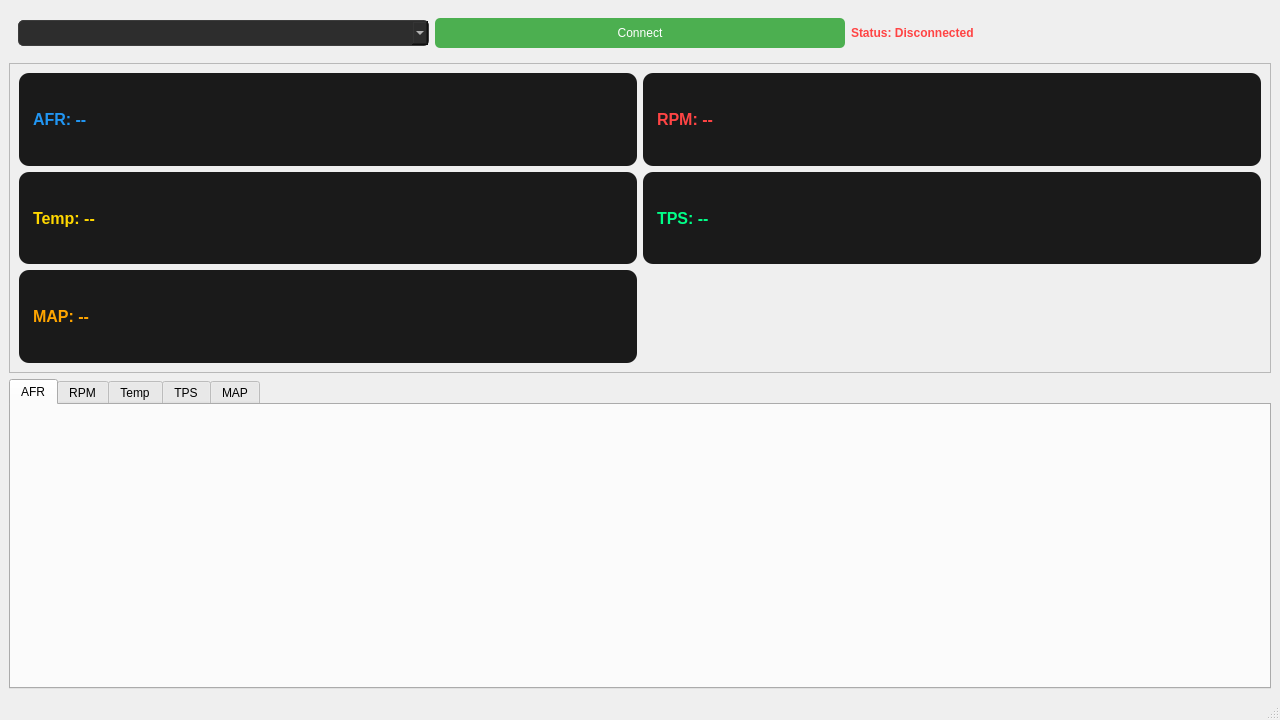
IdeaQru/guiqtc-, file mainwindow.ui: the form before one commit.
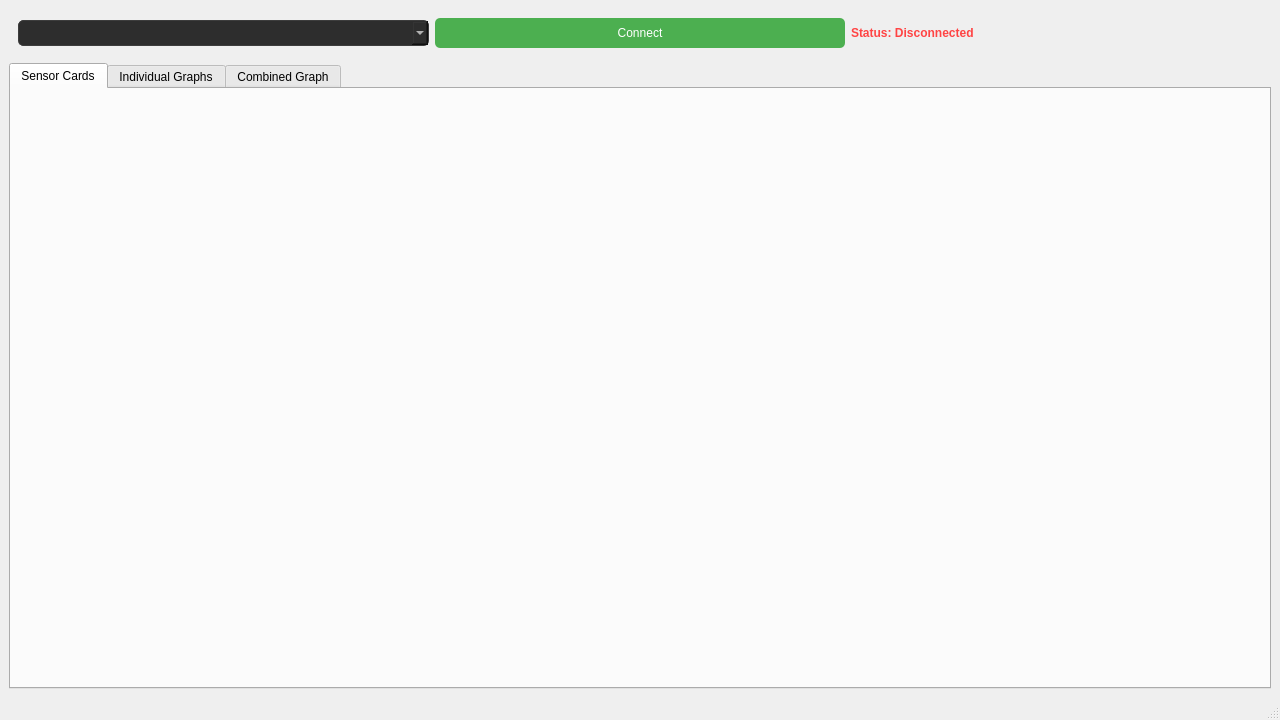
The form after the commit. Custom widgets are drawn as their Qt base class.

```diff
--- a/mainwindow.ui
+++ b/mainwindow.ui
@@ -27,10 +27,6 @@
               border-radius: 5px;
               border: 1px solid #3d3d3d;
               padding: 4px;
-          }
-          QComboBox QAbstractItemView {
-              background: #2d2d2d;
-              color: #ffffff;
           }</string>
          </property>
         </widget>
@@ -46,9 +42,6 @@
               color: white;
               border-radius: 5px;
               padding: 8px;
-          }
-          QPushButton:hover {
-              background: #45a049;
           }</string>
          </property>
         </widget>
@@ -70,190 +63,27 @@
      </widget>
     </item>
     <item>
-     <widget class="QScrollArea" name="sensorPanel">
-      <property name="widgetResizable">
-       <bool>true</bool>
-      </property>
-      <widget class="QWidget" name="scrollAreaWidgetContents">
-       <layout class="QGridLayout" name="gridLayout">
-        <item row="0" column="0">
-         <widget class="QLabel" name="afrLabel">
-          <property name="text">
-           <string>AFR: --</string>
-          </property>
-          <property name="styleSheet">
-           <string>QLabel {
-               color: #2196F3;
-               background: #1a1a1a;
-               border-radius: 10px;
-               padding: 10px;
-               font-size: 12pt;
-               font-weight: bold;
-           }</string>
-          </property>
-         </widget>
-        </item>
-        <item row="0" column="1">
-         <widget class="QLabel" name="rpmLabel">
-          <property name="text">
-           <string>RPM: --</string>
-          </property>
-          <property name="styleSheet">
-           <string>QLabel {
-               color: #ff4444;
-               background: #1a1a1a;
-               border-radius: 10px;
-               padding: 10px;
-               font-size: 12pt;
-               font-weight: bold;
-           }</string>
-          </property>
-         </widget>
-        </item>
-        <item row="1" column="0">
-         <widget class="QLabel" name="tempLabel">
-          <property name="text">
-           <string>Temp: --</string>
-          </property>
-          <property name="styleSheet">
-           <string>QLabel {
-               color: #FFD700;
-               background: #1a1a1a;
-               border-radius: 10px;
-               padding: 10px;
-               font-size: 12pt;
-               font-weight: bold;
-           }</string>
-          </property>
-         </widget>
-        </item>
-        <item row="1" column="1">
-         <widget class="QLabel" name="tpsLabel">
-          <property name="text">
-           <string>TPS: --</string>
-          </property>
-          <property name="styleSheet">
-           <string>QLabel {
-               color: #00FF88;
-               background: #1a1a1a;
-               border-radius: 10px;
-               padding: 10px;
-               font-size: 12pt;
-               font-weight: bold;
-           }</string>
-          </property>
-         </widget>
-        </item>
-        <item row="2" column="0">
-         <widget class="QLabel" name="mapLabel">
-          <property name="text">
-           <string>MAP: --</string>
-          </property>
-          <property name="styleSheet">
-           <string>QLabel {
-               color: #FFA500;
-               background: #1a1a1a;
-               border-radius: 10px;
-               padding: 10px;
-               font-size: 12pt;
-               font-weight: bold;
-           }</string>
-          </property>
-         </widget>
-        </item>
-       </layout>
-      </widget>
-     </widget>
-    </item>
-    <item>
-     <widget class="QTabWidget" name="plotTabs">
+     <widget class="QTabWidget" name="mainTabWidget">
       <property name="currentIndex">
        <number>0</number>
       </property>
-      <widget class="QWidget" name="tabAFR">
+      <widget class="QWidget" name="tabSensorCards">
        <attribute name="title">
-        <string>AFR</string>
+        <string>Sensor Cards</string>
        </attribute>
-       <layout class="QVBoxLayout" name="verticalLayout_2">
-        <item>
-         <widget class="QCustomPlot" name="plotAFR" native="true">
-          <property name="minimumSize">
-           <size>
-            <width>0</width>
-            <height>200</height>
-           </size>
-          </property>
-         </widget>
-        </item>
-       </layout>
+       <layout class="QVBoxLayout" name="verticalLayout_7"/>
       </widget>
-      <widget class="QWidget" name="tabRPM">
+      <widget class="QWidget" name="tabIndividualGraphs">
        <attribute name="title">
-        <string>RPM</string>
+        <string>Individual Graphs</string>
        </attribute>
-       <layout class="QVBoxLayout" name="verticalLayout_3">
-        <item>
-         <widget class="QCustomPlot" name="plotRPM" native="true">
-          <property name="minimumSize">
-           <size>
-            <width>0</width>
-            <height>200</height>
-           </size>
-          </property>
-         </widget>
-        </item>
-       </layout>
+       <layout class="QVBoxLayout" name="verticalLayout_8"/>
       </widget>
-      <widget class="QWidget" name="tabTemp">
+      <widget class="QWidget" name="tabCombinedGraphs">
        <attribute name="title">
-        <string>Temp</string>
+        <string>Combined Graph</string>
        </attribute>
-       <layout class="QVBoxLayout" name="verticalLayout_4">
-        <item>
-         <widget class="QCustomPlot" name="plotTemp" native="true">
-          <property name="minimumSize">
-           <size>
-            <width>0</width>
-            <height>200</height>
-           </size>
-          </property>
-         </widget>
-        </item>
-       </layout>
-      </widget>
-      <widget class="QWidget" name="tabTPS">
-       <attribute name="title">
-        <string>TPS</string>
-       </attribute>
-       <layout class="QVBoxLayout" name="verticalLayout_5">
-        <item>
-         <widget class="QCustomPlot" name="plotTPS" native="true">
-          <property name="minimumSize">
-           <size>
-            <width>0</width>
-            <height>200</height>
-           </size>
-          </property>
-         </widget>
-        </item>
-       </layout>
-      </widget>
-      <widget class="QWidget" name="tabMAP">
-       <attribute name="title">
-        <string>MAP</string>
-       </attribute>
-       <layout class="QVBoxLayout" name="verticalLayout_6">
-        <item>
-         <widget class="QCustomPlot" name="plotMAP" native="true">
-          <property name="minimumSize">
-           <size>
-            <width>0</width>
-            <height>200</height>
-           </size>
-          </property>
-         </widget>
-        </item>
-       </layout>
+       <layout class="QVBoxLayout" name="verticalLayout_9"/>
       </widget>
      </widget>
     </item>
@@ -261,14 +91,6 @@
   </widget>
   <widget class="QStatusBar" name="statusBar"/>
  </widget>
- <customwidgets>
-  <customwidget>
-   <class>QCustomPlot</class>
-   <extends>QWidget</extends>
-   <header>qcustomplot.h</header>
-   <container>1</container>
-  </customwidget>
- </customwidgets>
  <resources/>
  <connections/>
 </ui>
```
